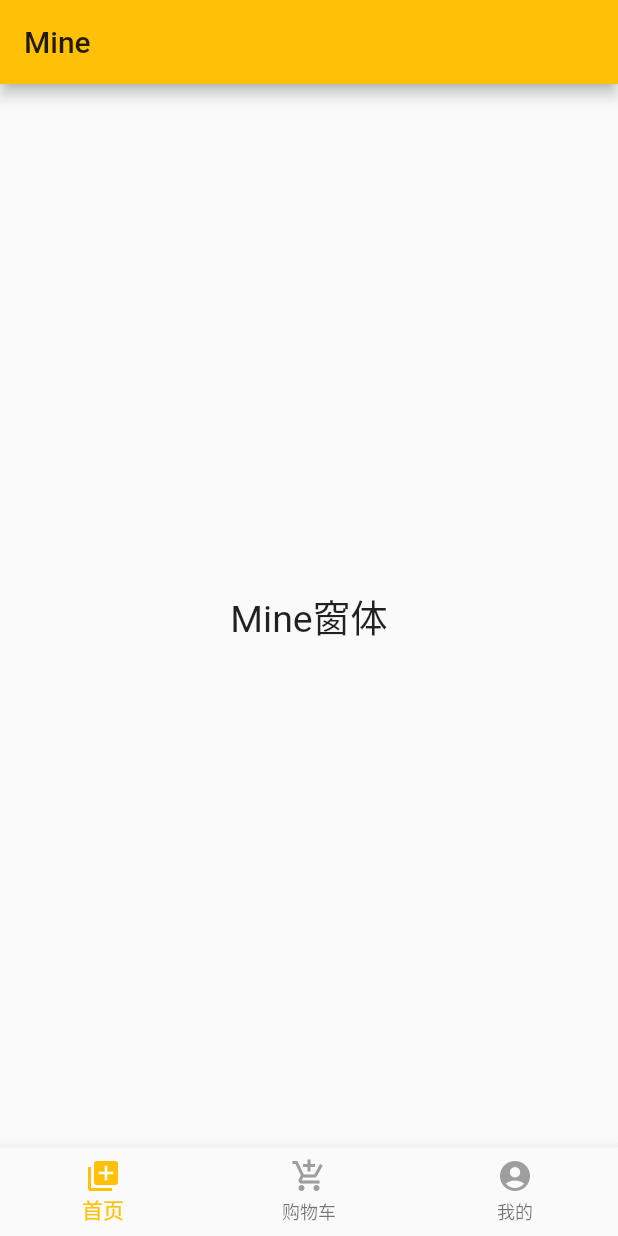
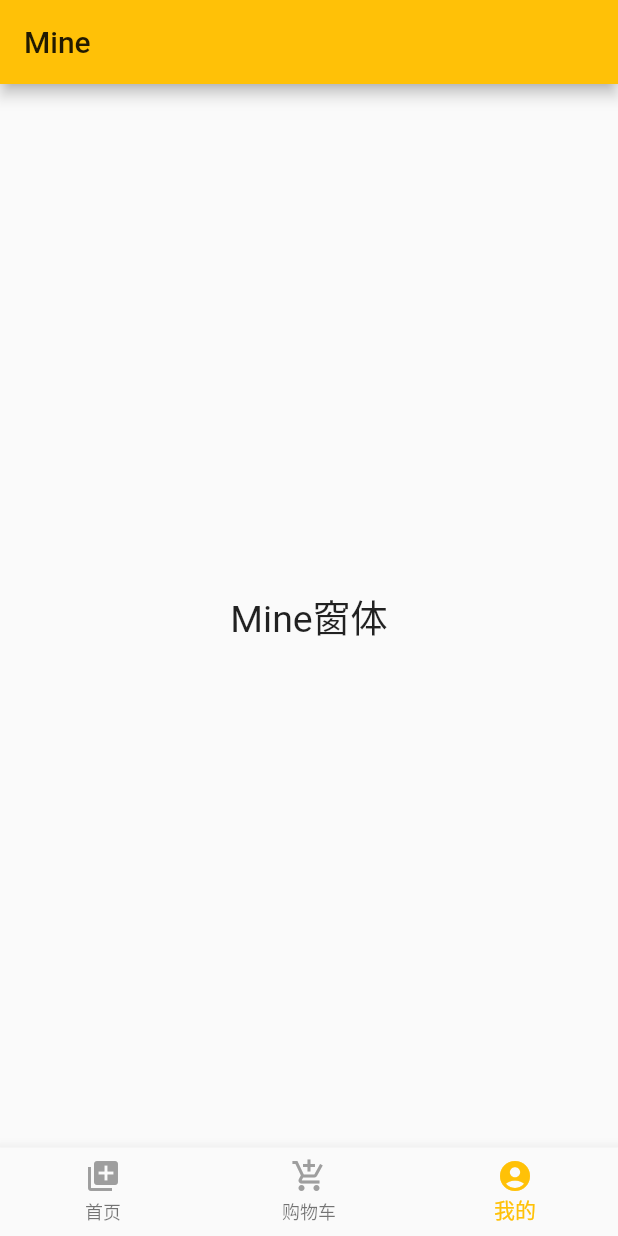
Before and after one commit to JianGsHanz/first_flutter, a Flutter app: the screen it shows after launch, swiped to page 3, on a phone screen of 412 x 824 dp. Run offline on Flutter 3.47's test engine with Material 2 defaults, Android fonts, the phone set to English and light mode, and no system bars; our stand-ins replace fluttertoast.

Commit message:
zyh second commit

```diff
--- a/lib/main.dart
+++ b/lib/main.dart
@@ -1,5 +1,6 @@
 import 'package:flutter/material.dart';
 import 'package:flutter_app/shopping.dart';
+import 'package:flutter_app/strings.dart';
 import 'home.dart';
 import 'mine.dart';
 
@@ -42,13 +43,18 @@ class ZYHFlutter extends StatefulWidget {
 
 class ZYHFlutterState extends State<ZYHFlutter> {
   var _currentIndex = 0;
+  List<String> titles = [Strings.titleHome,Strings.titleShopping,Strings.titleMine];
   final PageController _controller = PageController();
 
   @override
   Widget build(BuildContext context) {
     return new Scaffold(
+      appBar: AppBar(
+        title: Text(titles[_currentIndex]),
+      ),
       body: PageView( //page页，根据controller控制显示哪个页面
-        controller: _controller,
+        controller: _controller,//控制器
+        onPageChanged: _onPageChange, //页面改变的同事更改角标
         children: <Widget>[HomeFlutter(), ShoppingFlutter(), MineFlutter()],
       ),
       bottomNavigationBar: BottomNavigationBar(
@@ -84,5 +90,9 @@ class ZYHFlutterState extends State<ZYHFlutter> {
       _currentIndex = index; //重新赋值选中的角标
     });
   }
-
+  void _onPageChange(int index) {
+    setState(() {
+      _currentIndex = index;
+    });
+  }
 }
--- a/lib/mine.dart
+++ b/lib/mine.dart
@@ -1,27 +1,23 @@
 import 'package:flutter/material.dart';
 import 'package:flutter_app/strings.dart';
 
-class MineFlutter extends StatefulWidget{
+class MineFlutter extends StatefulWidget {
   @override
   State<StatefulWidget> createState() {
     return MineFlutterState();
   }
 }
 
-class MineFlutterState extends State<MineFlutter>{
+class MineFlutterState extends State<MineFlutter> {
   @override
   Widget build(BuildContext context) {
     return Scaffold(
-      appBar: AppBar(
-        title: Text(Strings.titleMine),
+      body: Center(
+        child: Text(
+          Strings.bodyTextMine,
+          style: TextStyle(fontSize: 25),
+        ),
       ),
-        body: Center(
-          child: Text(
-            Strings.bodyTextMine,
-            style: TextStyle(fontSize: 25),
-          ),
-        )
     );
   }
-
 }
--- a/lib/shopping.dart
+++ b/lib/shopping.dart
@@ -12,9 +12,6 @@ class ShoppingFlutterState extends State<ShoppingFlutter>{
   @override
   Widget build(BuildContext context) {
     return Scaffold(
-      appBar: AppBar(
-        title: Text(Strings.titleShopping),
-      ),
       body: Center(
         child: Text(
           Strings.bodyTextShopping,
--- a/pubspec.yaml
+++ b/pubspec.yaml
@@ -23,7 +23,8 @@ dependencies:
   # The following adds the Cupertino Icons font to your application.
   # Use with the CupertinoIcons class for iOS style icons.
   cupertino_icons: ^0.1.2
-
+#  依赖三方库toast   Flutter有公共的仓库 地址:https://pub.dev/
+  fluttertoast: ^3.1.0
 
 # For information on the generic Dart part of this file, see the
 # following page: https://www.dartlang.org/tools/pub/pubspec
```
Also changed, not shown: lib/home.dart (+9 -10 lines), pubspec.lock, 6 other files.
